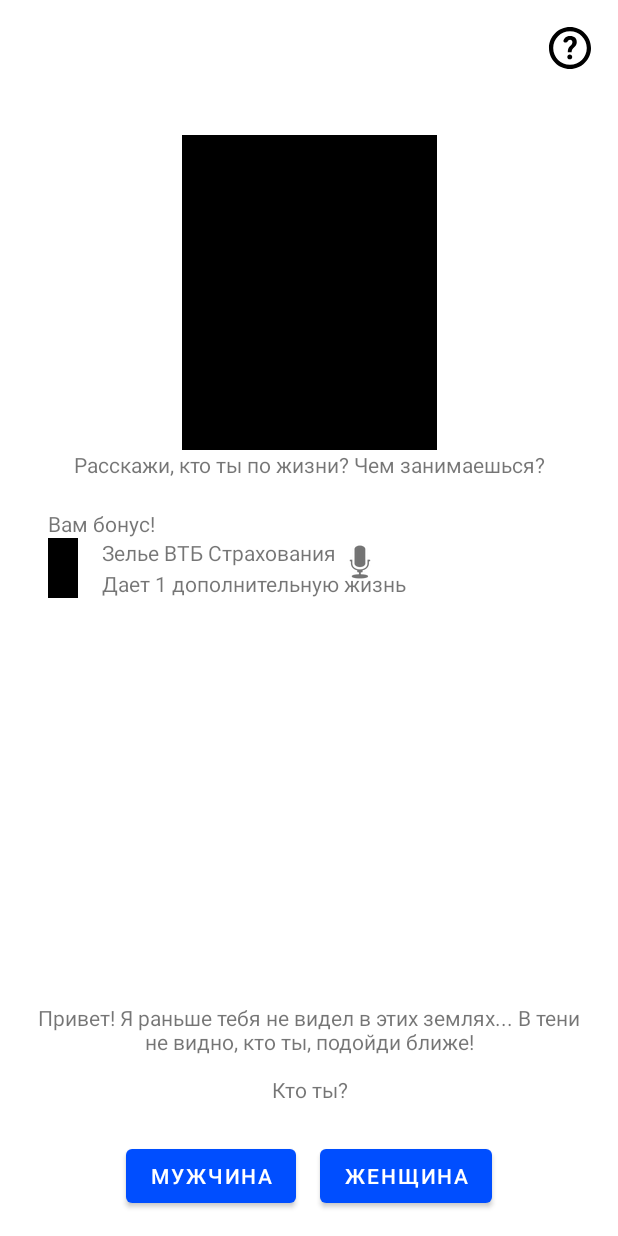
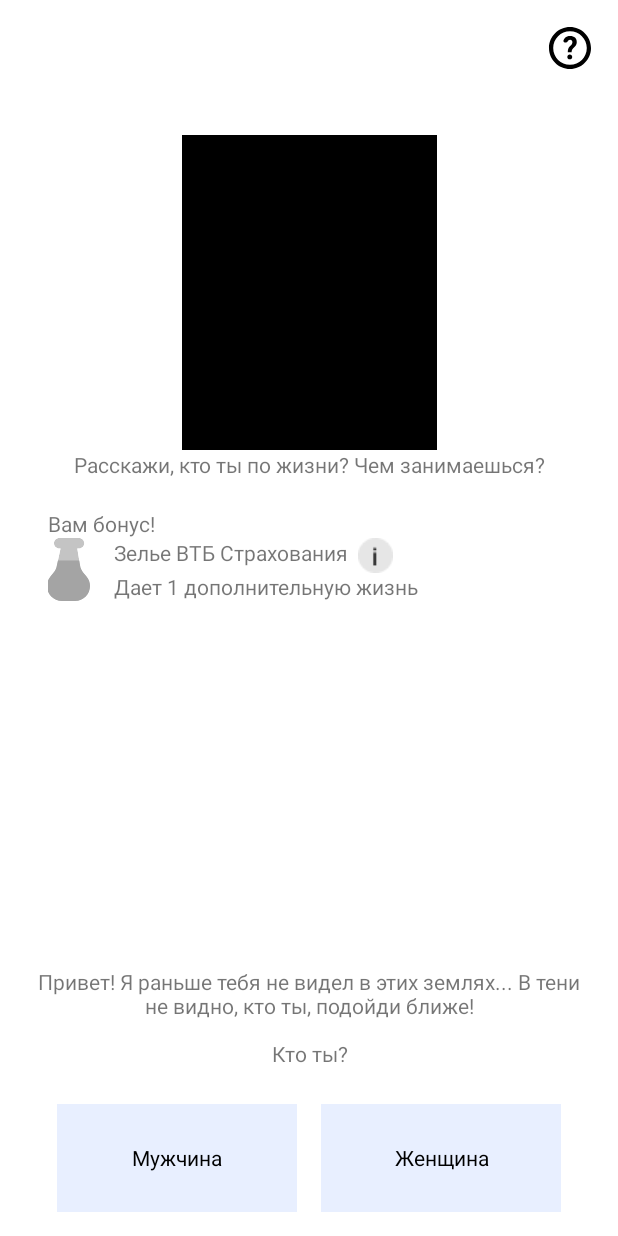
Before and after one commit to exxKx/Hackatoners, an Android app: the screen it shows after launch (StartActivity), after a tap on "ПРОДОЛЖИТЬ", on a phone screen of 412 x 824 dp. Run offline under Robolectric (Android 15) with nearby library versions, the phone set to English and light mode, and no system bars.

Commit message:
start screen

```diff
--- a/app/src/main/java/com/mobile/hackatoners/start/PersonFragment.kt
+++ b/app/src/main/java/com/mobile/hackatoners/start/PersonFragment.kt
@@ -4,6 +4,7 @@ import android.content.Intent
 import android.os.Bundle
 import android.view.View
 import android.widget.Button
+import android.widget.TextView
 import androidx.fragment.app.Fragment
 import com.mobile.hackatoners.R
 import com.mobile.hackatoners.common.show
@@ -56,7 +57,7 @@ class PersonFragment : Fragment(R.layout.fragment_person) {
         showChooser(choose_4, question, 3)
     }
 
-    private fun showChooser(chooser: Button, question: PersonPresenter.Question, index: Int) {
+    private fun showChooser(chooser: TextView, question: PersonPresenter.Question, index: Int) {
         if (question.answers.getOrNull(index) != null) {
             chooser.text = question.answers[index]
             chooser.visibility = View.VISIBLE
@@ -84,8 +85,15 @@ class PersonFragment : Fragment(R.layout.fragment_person) {
     }
 
     fun showHp(hp: Int) {
+        val hearts = listOf<View>(heart_1, heart_2, heart_3, heart_4, heart_5)
+
+        hearts.forEachIndexed { index, view ->
+            view.show(index < hp)
+        }
     }
 
     fun showCoins(coins: Int) {
+        coins_view.show()
+        coins_view.text = "$coins ₽"
     }
 }
--- /dev/null
+++ b/app/src/main/res/drawable/potion.xml
@@ -0,0 +1,18 @@
+<vector xmlns:android="http://schemas.android.com/apk/res/android"
+    android:width="29dp"
+    android:height="42dp"
+    android:viewportWidth="29"
+    android:viewportHeight="42">
+  <group>
+    <clip-path
+        android:pathData="M8.0773,0C6.1444,0 4.5773,1.567 4.5773,3.5C4.5773,5.433 6.1444,7 8.0773,7H8.9114L6.3837,18.7662C6.0679,20.2365 5.4245,21.6165 4.5016,22.8037L2.1237,25.8622C-2.9832,32.4311 1.698,42 10.0185,42H18.3464C26.8045,42 31.4428,32.1525 26.0561,25.6314L23.9611,23.0951C22.8278,21.7232 22.0812,20.0739 21.7982,18.3171L19.9748,7H21.0773C23.0103,7 24.5773,5.433 24.5773,3.5C24.5773,1.567 23.0103,0 21.0773,0H8.0773Z"
+        android:fillType="evenOdd"/>
+    <path
+        android:pathData="M8.0773,0C6.1444,0 4.5773,1.567 4.5773,3.5C4.5773,5.433 6.1444,7 8.0773,7H8.9114L6.3837,18.7662C6.0679,20.2365 5.4245,21.6165 4.5016,22.8037L2.1237,25.8622C-2.9832,32.4311 1.698,42 10.0185,42H18.3464C26.8045,42 31.4428,32.1525 26.0561,25.6314L23.9611,23.0951C22.8278,21.7232 22.0812,20.0739 21.7982,18.3171L19.9748,7H21.0773C23.0103,7 24.5773,5.433 24.5773,3.5C24.5773,1.567 23.0103,0 21.0773,0H8.0773Z"
+        android:fillColor="#C4C4C4"
+        android:fillType="evenOdd"/>
+    <path
+        android:pathData="M-7.4226,15h43v35h-43z"
+        android:fillColor="#A4A4A4"/>
+  </group>
+</vector>
--- a/app/src/main/res/layout/fragment_person.xml
+++ b/app/src/main/res/layout/fragment_person.xml
@@ -7,26 +7,78 @@
 
     <LinearLayout
         android:id="@+id/lives"
-        android:layout_width="wrap_content"
-        android:layout_height="wrap_content"
-        android:orientation="horizontal"
-        android:paddingTop="28dp"
+        android:layout_width="160dp"
+        android:layout_height="72dp"
+        android:paddingLeft="16dp"
+        android:paddingTop="24dp"
+        android:textColor="@color/black"
         app:layout_constraintLeft_toLeftOf="parent"
         app:layout_constraintTop_toTopOf="parent">
 
         <ImageView
             android:id="@+id/heart_1"
             android:layout_width="wrap_content"
-            android:layout_height="wrap_content" />
+            android:layout_height="wrap_content"
+            android:paddingRight="8dp"
+            android:src="@drawable/heart_live"
+            android:visibility="gone" />
+
+        <ImageView
+            android:id="@+id/heart_2"
+            android:layout_width="wrap_content"
+            android:layout_height="wrap_content"
+            android:paddingRight="8dp"
+            android:src="@drawable/heart_live"
+            android:visibility="gone" />
+
+        <ImageView
+            android:id="@+id/heart_3"
+            android:layout_width="wrap_content"
+            android:layout_height="wrap_content"
+            android:paddingRight="8dp"
+            android:src="@drawable/heart_live"
+            android:visibility="gone" />
+
+        <ImageView
+            android:id="@+id/heart_4"
+            android:layout_width="wrap_content"
+            android:layout_height="wrap_content"
+            android:paddingRight="8dp"
+            android:src="@drawable/heart_live"
+            android:visibility="gone" />
+
+        <ImageView
+            android:id="@+id/heart_5"
+            android:layout_width="wrap_content"
+            android:layout_height="wrap_content"
+            android:paddingRight="8dp"
+            android:src="@drawable/heart_live"
+            android:visibility="gone" />
 
     </LinearLayout>
 
-    <View
+    <TextView
+        android:id="@+id/coins_view"
+        android:layout_width="wrap_content"
+        android:layout_height="wrap_content"
+        android:drawableStart="@drawable/ic_coins"
+        android:gravity="center"
+        android:paddingLeft="40dp"
+        android:paddingTop="24dp"
+        android:text="111 З"
+        android:textColor="@color/black"
+        android:visibility="gone"
+        app:layout_constraintLeft_toRightOf="@+id/lives"
+        app:layout_constraintTop_toTopOf="parent"
+        tools:visibility="visible" />
+
+    <ImageView
         android:id="@+id/person_what_is_it"
         android:layout_width="32dp"
         android:layout_height="32dp"
         android:layout_margin="16dp"
-        android:background="@drawable/ic_question"
+        android:background="?selectableItemBackground"
+        android:src="@drawable/ic_question"
         app:layout_constraintEnd_toEndOf="parent"
         app:layout_constraintTop_toTopOf="parent" />
 
@@ -84,11 +136,12 @@
             app:layout_constraintLeft_toLeftOf="parent"
             app:layout_constraintTop_toTopOf="parent" />
 
-        <View
+        <ImageView
             android:id="@+id/bonus_icon"
-            android:layout_width="20dp"
-            android:layout_height="40dp"
-            android:background="@color/black"
+            android:layout_width="28dp"
+            android:layout_height="42dp"
+            android:scaleType="center"
+            android:src="@drawable/potion"
             app:layout_constraintLeft_toLeftOf="parent"
             app:layout_constraintTop_toBottomOf="@+id/bonus_title" />
 
@@ -97,8 +150,8 @@
             android:layout_width="wrap_content"
             android:layout_height="wrap_content"
             android:layout_marginLeft="16dp"
-            android:drawableEnd="@android:drawable/ic_btn_speak_now"
-            android:text="Зелье ВТБ Страхования"
+            android:drawableEnd="@drawable/info"
+            android:text="Зелье ВТБ Страхования  "
             app:layout_constraintLeft_toRightOf="@+id/bonus_icon"
             app:layout_constraintTop_toBottomOf="@+id/bonus_title" />
 
@@ -114,48 +167,60 @@
     </androidx.constraintlayout.widget.ConstraintLayout>
 
 
-    <Button
+    <TextView
+        android:gravity="center"
         android:id="@+id/choose_1"
-        android:layout_width="wrap_content"
-        android:layout_height="wrap_content"
+        android:layout_width="160dp"
+        android:layout_height="72dp"
         android:layout_marginEnd="8dp"
         android:layout_marginBottom="16dp"
+        android:background="#E8EFFF"
         android:text="Button"
+        android:textColor="@color/black"
         app:layout_constraintBottom_toTopOf="@id/choose_3"
         app:layout_constraintEnd_toStartOf="@+id/choose_2"
         app:layout_constraintHorizontal_chainStyle="packed"
         app:layout_constraintStart_toStartOf="parent" />
 
-    <Button
+    <TextView
         android:id="@+id/choose_2"
-        android:layout_width="wrap_content"
-        android:layout_height="wrap_content"
+        android:layout_width="160dp"
+        android:layout_height="72dp"
         android:layout_marginStart="8dp"
         android:layout_marginBottom="16dp"
+        android:background="#E8EFFF"
+        android:gravity="center"
         android:text="Button"
+        android:textColor="@color/black"
         app:layout_constraintBottom_toTopOf="@id/choose_3"
         app:layout_constraintEnd_toEndOf="parent"
         app:layout_constraintStart_toEndOf="@+id/choose_1" />
 
-    <Button
+    <TextView
         android:id="@+id/choose_3"
-        android:layout_width="wrap_content"
-        android:layout_height="wrap_content"
+        android:layout_width="160dp"
+        android:layout_height="72dp"
         android:layout_marginEnd="8dp"
         android:layout_marginBottom="16dp"
+        android:background="#E8EFFF"
+        android:gravity="center"
         android:text="Button"
+        android:textColor="@color/black"
         app:layout_constraintBottom_toBottomOf="parent"
         app:layout_constraintEnd_toStartOf="@+id/choose_4"
         app:layout_constraintHorizontal_chainStyle="packed"
         app:layout_constraintStart_toStartOf="parent" />
 
-    <Button
+    <TextView
+        android:gravity="center"
         android:id="@+id/choose_4"
-        android:layout_width="wrap_content"
-        android:layout_height="wrap_content"
+        android:layout_width="160dp"
+        android:layout_height="72dp"
         android:layout_marginStart="8dp"
         android:layout_marginBottom="16dp"
+        android:background="#E8EFFF"
         android:text="Button"
+        android:textColor="@color/black"
         app:layout_constraintBottom_toBottomOf="parent"
         app:layout_constraintEnd_toEndOf="parent"
         app:layout_constraintStart_toEndOf="@+id/choose_3" />
@@ -167,6 +232,7 @@
         android:layout_marginStart="8dp"
         android:layout_marginBottom="16dp"
         android:text="Начать игру"
+        android:textColor="@color/black"
         android:visibility="gone"
         app:layout_constraintBottom_toBottomOf="parent"
         app:layout_constraintEnd_toEndOf="parent"
--- a/app/src/main/res/values/strings.xml
+++ b/app/src/main/res/values/strings.xml
@@ -21,9 +21,7 @@
     <string name="investland_tutorial">На каждой территории расположились великаны, победи их и захвати эти места, чтобы добраться до последнего!</string>
 
     <string name="action_alright">Понятно</string>
-    <string name="insurence">"«ВТБ Страхование» осуществляет деятельность по всем видам страхования юридических \n" +
-                        "и физических лиц, включая обязательное медицинское страхование и страхование жизни, а также услуги перестрахования\n" +
-                        "<a href='http://google.com'>Подробнее на сайте</a></string>
+    <string name="insurence">"«ВТБ Страхование» осуществляет деятельность по всем видам страхования юридических \n и физических лиц, включая обязательное медицинское страхование и страхование жизни, а также услуги перестрахования\n\n<a href='http://google.com'>Подробнее на сайте</a></string>
     <string name="action_fight">Отправиться в бой</string>
 
 </resources>
```
Also changed, not shown: app/src/main/res/drawable/info.png (added).
